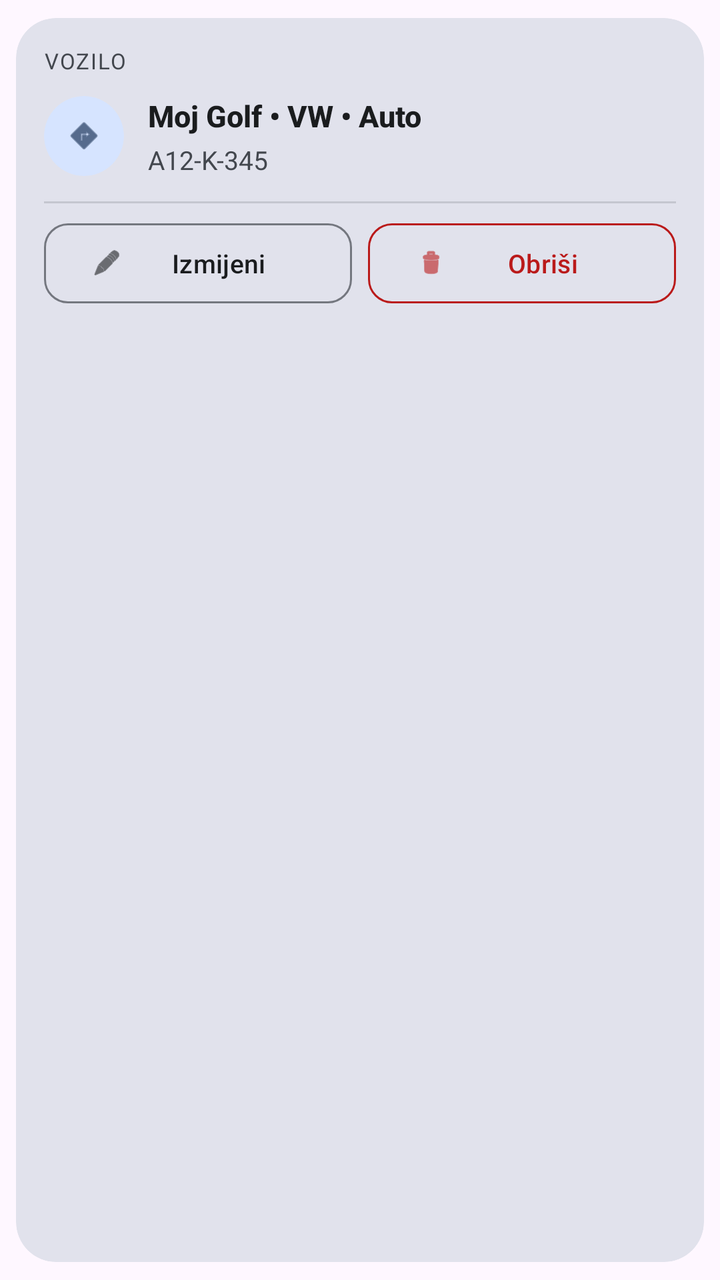
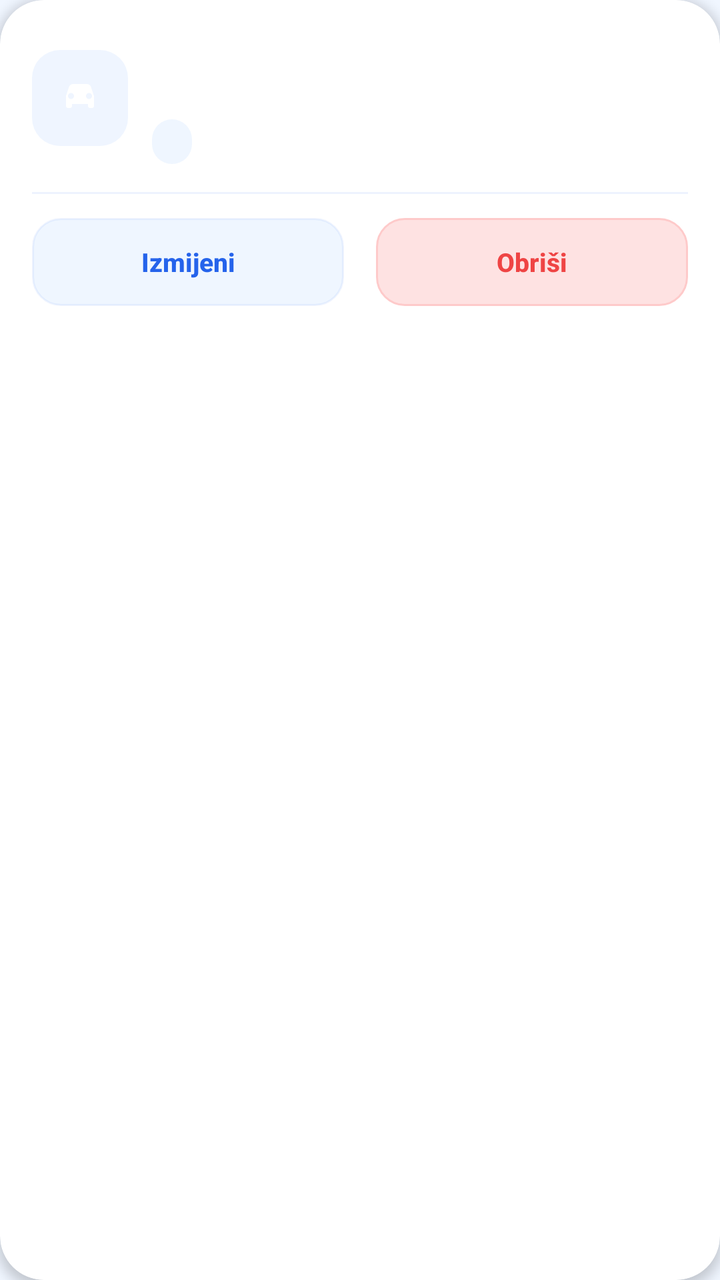

Two renders of the same Android screen: before a commit and after it. Below are the layout's source before the change and the commit's diff.
<!-- AndroidManifest.xml: application theme Theme.SmartParking -->
<!-- res/layout/row_vehicle_item.xml -->
<?xml version="1.0" encoding="utf-8"?>
<androidx.cardview.widget.CardView
    xmlns:android="http://schemas.android.com/apk/res/android"
    xmlns:app="http://schemas.android.com/apk/res-auto"
    android:id="@+id/cardVehicle"
    android:layout_width="match_parent"
    android:layout_height="wrap_content"
    android:layout_marginBottom="10dp"
    app:cardCornerRadius="20dp"
    app:cardElevation="0dp"
    app:cardUseCompatPadding="true"
    app:cardBackgroundColor="?attr/colorSurfaceVariant">

    <LinearLayout
        android:layout_width="match_parent"
        android:layout_height="wrap_content"
        android:orientation="vertical"
        android:padding="14dp">

        
        <TextView
            android:id="@+id/tvSection"
            android:layout_width="wrap_content"
            android:layout_height="wrap_content"
            android:text="Vozilo"
            android:textSize="11sp"
            android:textAllCaps="true"
            android:letterSpacing="0.06"
            android:textColor="?attr/colorOnSurfaceVariant"
            android:layout_marginBottom="10dp" />

        
        <LinearLayout
            android:layout_width="match_parent"
            android:layout_height="wrap_content"
            android:orientation="horizontal"
            android:gravity="center_vertical">

            
            <androidx.cardview.widget.CardView
                android:layout_width="40dp"
                android:layout_height="40dp"
                app:cardCornerRadius="20dp"
                app:cardElevation="0dp"
                app:cardBackgroundColor="?attr/colorPrimaryContainer">

                <ImageView
                    android:id="@+id/ivVehicle"
                    android:layout_width="20dp"
                    android:layout_height="20dp"
                    android:layout_gravity="center"
                    android:src="@android:drawable/ic_menu_directions"
                    android:contentDescription="Vozilo"
                    app:tint="?attr/colorOnPrimaryContainer" />
            </androidx.cardview.widget.CardView>

            <LinearLayout
                android:layout_width="0dp"
                android:layout_height="wrap_content"
                android:layout_weight="1"
                android:orientation="vertical"
                android:layout_marginStart="12dp">

                <TextView
                    android:id="@+id/tvTitle"
                    android:layout_width="match_parent"
                    android:layout_height="wrap_content"
                    android:text="Moj Golf • VW • Auto"
                    android:textSize="15sp"
                    android:textStyle="bold"
                    android:fontFamily="sans-serif-medium"
                    android:textColor="?attr/colorOnSurface"
                    android:maxLines="1"
                    android:ellipsize="end" />

                <TextView
                    android:id="@+id/tvSub"
                    android:layout_width="match_parent"
                    android:layout_height="wrap_content"
                    android:layout_marginTop="3dp"
                    android:text="A12-K-345"
                    android:textSize="13sp"
                    android:textColor="?attr/colorOnSurfaceVariant"
                    android:maxLines="1"
                    android:ellipsize="end" />

            </LinearLayout>

        </LinearLayout>

        
        <View
            android:layout_width="match_parent"
            android:layout_height="1dp"
            android:layout_marginTop="12dp"
            android:layout_marginBottom="10dp"
            android:background="?attr/colorOutlineVariant" />

        
        <LinearLayout
            android:layout_width="match_parent"
            android:layout_height="wrap_content"
            android:orientation="horizontal">

            <com.google.android.material.button.MaterialButton
                android:id="@+id/btnEdit"
                style="?attr/materialButtonOutlinedStyle"
                android:layout_width="0dp"
                android:layout_height="40dp"
                android:layout_weight="1"
                android:text="Izmijeni"
                android:textAllCaps="false"
                android:textSize="13sp"
                android:textColor="?attr/colorOnSurface"
                android:insetLeft="0dp"
                android:insetRight="0dp"
                android:insetTop="0dp"
                android:insetBottom="0dp"
                app:cornerRadius="12dp"
                app:strokeColor="?attr/colorOutline"
                app:strokeWidth="1dp"
                app:icon="@android:drawable/ic_menu_edit"
                app:iconSize="15dp"
                app:iconTint="?attr/colorOnSurface"
                app:iconPadding="6dp" />

            <Space
                android:layout_width="8dp"
                android:layout_height="wrap_content" />

            <com.google.android.material.button.MaterialButton
                android:id="@+id/btnDelete"
                style="?attr/materialButtonOutlinedStyle"
                android:layout_width="0dp"
                android:layout_height="40dp"
                android:layout_weight="1"
                android:text="Obriši"
                android:textAllCaps="false"
                android:textSize="13sp"
                android:textColor="?attr/colorError"
                android:insetLeft="0dp"
                android:insetRight="0dp"
                android:insetTop="0dp"
                android:insetBottom="0dp"
                app:cornerRadius="12dp"
                app:strokeColor="?attr/colorError"
                app:strokeWidth="1dp"
                app:icon="@android:drawable/ic_menu_delete"
                app:iconSize="15dp"
                app:iconTint="?attr/colorError"
                app:iconPadding="6dp" />

        </LinearLayout>

    </LinearLayout>

</androidx.cardview.widget.CardView>
<!-- resources referenced by this layout -->
<resources>
  <style name="Base.Theme.SmartParking" parent="Theme.Material3.DayNight.NoActionBar">
          <item name="colorPrimary">@color/md_theme_light_primary</item>
          <item name="colorOnPrimary">@color/md_theme_light_onPrimary</item>
          <item name="colorPrimaryContainer">@color/md_theme_light_primaryContainer</item>
          <item name="colorOnPrimaryContainer">@color/md_theme_light_onPrimaryContainer</item>
  
          <item name="colorSecondary">@color/md_theme_light_secondary</item>
          <item name="colorOnSecondary">@color/md_theme_light_onSecondary</item>
          <item name="colorSecondaryContainer">@color/md_theme_light_secondaryContainer</item>
          <item name="colorOnSecondaryContainer">@color/md_theme_light_onSecondaryContainer</item>
  
          <item name="colorTertiary">@color/md_theme_light_tertiary</item>
          <item name="colorOnTertiary">@color/md_theme_light_onTertiary</item>
          <item name="colorTertiaryContainer">@color/md_theme_light_tertiaryContainer</item>
          <item name="colorOnTertiaryContainer">@color/md_theme_light_onTertiaryContainer</item>
  
          <item name="colorError">@color/md_theme_light_error</item>
          <item name="colorOnError">@color/md_theme_light_onError</item>
          <item name="colorErrorContainer">@color/md_theme_light_errorContainer</item>
          <item name="colorOnErrorContainer">@color/md_theme_light_onErrorContainer</item>
  
          <item name="colorSurface">@color/md_theme_light_surface</item>
          <item name="colorOnSurface">@color/md_theme_light_onSurface</item>
          <item name="colorSurfaceVariant">@color/md_theme_light_surfaceVariant</item>
          <item name="colorOnSurfaceVariant">@color/md_theme_light_onSurfaceVariant</item>
  
          <item name="colorOutline">@color/md_theme_light_outline</item>
          <item name="colorOutlineVariant">@color/md_theme_light_outlineVariant</item>
  
          
          <item name="android:statusBarColor">@android:color/transparent</item>
          <item name="android:navigationBarColor">@android:color/transparent</item>
          <item name="android:windowLightStatusBar">true</item>
          <item name="android:windowLightNavigationBar">true</item>
  
          
          <item name="android:windowSoftInputMode">adjustResize</item>
      </style>
  <color name="md_theme_light_primary">#0066CC</color>
  <color name="md_theme_light_onPrimary">#FFFFFF</color>
  <color name="md_theme_light_primaryContainer">#D6E4FF</color>
  <color name="md_theme_light_onPrimaryContainer">#001A40</color>
  <color name="md_theme_light_secondary">#536878</color>
  <color name="md_theme_light_onSecondary">#FFFFFF</color>
  <color name="md_theme_light_secondaryContainer">#DCE3EA</color>
  <color name="md_theme_light_onSecondaryContainer">#111C24</color>
  <color name="md_theme_light_tertiary">#7A5900</color>
  <color name="md_theme_light_onTertiary">#FFFFFF</color>
  <color name="md_theme_light_tertiaryContainer">#FFDDAE</color>
  <color name="md_theme_light_onTertiaryContainer">#261900</color>
  <color name="md_theme_light_error">#BA1A1A</color>
  <color name="md_theme_light_onError">#FFFFFF</color>
  <color name="md_theme_light_errorContainer">#FFDAD6</color>
  <color name="md_theme_light_onErrorContainer">#410002</color>
  <color name="md_theme_light_surface">#FFFFFF</color>
  <color name="md_theme_light_onSurface">#1A1C1E</color>
  <color name="md_theme_light_surfaceVariant">#E1E2EC</color>
  <color name="md_theme_light_onSurfaceVariant">#43474E</color>
  <color name="md_theme_light_outline">#74777F</color>
  <color name="md_theme_light_outlineVariant">#C4C6CF</color>
  <!-- unchanged entries left out for length: 1 -->
</resources>

<!-- the commit's change to res/layout/row_vehicle_item.xml (unified diff, before → after) -->
@@ -2,32 +2,18 @@
 <androidx.cardview.widget.CardView
     xmlns:android="http://schemas.android.com/apk/res/android"
     xmlns:app="http://schemas.android.com/apk/res-auto"
-    android:id="@+id/cardVehicle"
     android:layout_width="match_parent"
     android:layout_height="wrap_content"
-    android:layout_marginBottom="10dp"
-    app:cardCornerRadius="20dp"
-    app:cardElevation="0dp"
-    app:cardUseCompatPadding="true"
-    app:cardBackgroundColor="?attr/colorSurfaceVariant">
+    android:layout_marginBottom="14dp"
+    app:cardCornerRadius="22dp"
+    app:cardElevation="3dp"
+    app:cardBackgroundColor="@color/white">
 
     <LinearLayout
         android:layout_width="match_parent"
         android:layout_height="wrap_content"
         android:orientation="vertical"
-        android:padding="14dp">
-
-        
-        <TextView
-            android:id="@+id/tvSection"
-            android:layout_width="wrap_content"
-            android:layout_height="wrap_content"
-            android:text="Vozilo"
-            android:textSize="11sp"
-            android:textAllCaps="true"
-            android:letterSpacing="0.06"
-            android:textColor="?attr/colorOnSurfaceVariant"
-            android:layout_marginBottom="10dp" />
+        android:padding="16dp">
 
         
         <LinearLayout
@@ -37,64 +23,94 @@
             android:gravity="center_vertical">
 
             
-            <androidx.cardview.widget.CardView
-                android:layout_width="40dp"
-                android:layout_height="40dp"
-                app:cardCornerRadius="20dp"
-                app:cardElevation="0dp"
-                app:cardBackgroundColor="?attr/colorPrimaryContainer">
+            <FrameLayout
+                android:layout_width="48dp"
+                android:layout_height="48dp"
+                android:layout_marginEnd="12dp">
+
+                <View
+                    android:id="@+id/vIconBg"
+                    android:layout_width="48dp"
+                    android:layout_height="48dp"
+                    android:background="@drawable/bg_vehicle_icon_tinted" />
 
                 <ImageView
-                    android:id="@+id/ivVehicle"
-                    android:layout_width="20dp"
-                    android:layout_height="20dp"
+                    android:id="@+id/ivVehicleColor"
+                    android:layout_width="24dp"
+                    android:layout_height="24dp"
                     android:layout_gravity="center"
-                    android:src="@android:drawable/ic_menu_directions"
-                    android:contentDescription="Vozilo"
-                    app:tint="?attr/colorOnPrimaryContainer" />
-            </androidx.cardview.widget.CardView>
+                    android:src="@drawable/ic_car"
+                    android:contentDescription="Vozilo" />
+            </FrameLayout>
 
+            
             <LinearLayout
                 android:layout_width="0dp"
                 android:layout_height="wrap_content"
                 android:layout_weight="1"
-                android:orientation="vertical"
-                android:layout_marginStart="12dp">
+                android:orientation="vertical">
 
                 <TextView
-                    android:id="@+id/tvTitle"
-                    android:layout_width="match_parent"
+                    android:id="@+id/tvVehicleNickname"
+                    android:layout_width="wrap_content"
                     android:layout_height="wrap_content"
-                    android:text="Moj Golf • VW • Auto"
+                    android:text=""
+                    android:textColor="@color/foreground"
                     android:textSize="15sp"
-                    android:textStyle="bold"
-                    android:fontFamily="sans-serif-medium"
-                    android:textColor="?attr/colorOnSurface"
-                    android:maxLines="1"
-                    android:ellipsize="end" />
+                    android:textStyle="bold" />
 
                 <TextView
-                    android:id="@+id/tvSub"
-                    android:layout_width="match_parent"
+                    android:id="@+id/tvVehicleBrand"
+                    android:layout_width="wrap_content"
                     android:layout_height="wrap_content"
-                    android:layout_marginTop="3dp"
-                    android:text="A12-K-345"
-                    android:textSize="13sp"
-                    android:textColor="?attr/colorOnSurfaceVariant"
-                    android:maxLines="1"
-                    android:ellipsize="end" />
+                    android:text=""
+                    android:textColor="@color/muted_foreground"
+                    android:textSize="12sp"
+                    android:layout_marginTop="1dp" />
 
+                
+                <TextView
+                    android:id="@+id/tvVehiclePlate"
+                    android:layout_width="wrap_content"
+                    android:layout_height="wrap_content"
+                    android:text=""
+                    android:textColor="@color/blue_600"
+                    android:textSize="12sp"
+                    android:textStyle="bold"
+                    android:letterSpacing="0.05"
+                    android:background="@drawable/bg_zone_badge_pill"
+                    android:paddingStart="10dp"
+                    android:paddingEnd="10dp"
+                    android:paddingTop="3dp"
+                    android:paddingBottom="3dp"
+                    android:layout_marginTop="6dp" />
             </LinearLayout>
 
+            
+            <TextView
+                android:id="@+id/tvDefaultBadge"
+                android:layout_width="wrap_content"
+                android:layout_height="wrap_content"
+                android:text="OSNOVNO"
+                android:textColor="@color/status_available_text"
+                android:textSize="9sp"
+                android:textStyle="bold"
+                android:letterSpacing="0.06"
+                android:background="@drawable/bg_default_badge"
+                android:paddingStart="8dp"
+                android:paddingEnd="8dp"
+                android:paddingTop="4dp"
+                android:paddingBottom="4dp"
+                android:visibility="gone" />
         </LinearLayout>
 
         
         <View
             android:layout_width="match_parent"
             android:layout_height="1dp"
-            android:layout_marginTop="12dp"
-            android:layout_marginBottom="10dp"
-            android:background="?attr/colorOutlineVariant" />
+            android:background="@color/brand_blue_border_faint"
+            android:layout_marginTop="14dp"
+            android:layout_marginBottom="12dp" />
 
         
         <LinearLayout
@@ -102,56 +118,36 @@
             android:layout_height="wrap_content"
             android:orientation="horizontal">
 
-            <com.google.android.material.button.MaterialButton
-                android:id="@+id/btnEdit"
-                style="?attr/materialButtonOutlinedStyle"
+            <androidx.appcompat.widget.AppCompatButton
+                android:id="@+id/btnEditVehicle"
                 android:layout_width="0dp"
-                android:layout_height="40dp"
+                android:layout_height="44dp"
                 android:layout_weight="1"
                 android:text="Izmijeni"
                 android:textAllCaps="false"
+                android:textColor="@color/blue_600"
                 android:textSize="13sp"
-                android:textColor="?attr/colorOnSurface"
-                android:insetLeft="0dp"
-                android:insetRight="0dp"
-                android:insetTop="0dp"
-                android:insetBottom="0dp"
-                app:cornerRadius="12dp"
-                app:strokeColor="?attr/colorOutline"
-                app:strokeWidth="1dp"
-                app:icon="@android:drawable/ic_menu_edit"
-                app:iconSize="15dp"
-                app:iconTint="?attr/colorOnSurface"
-                app:iconPadding="6dp" />
+                android:textStyle="bold"
+                android:background="@drawable/bg_btn_edit_vehicle"
+                android:backgroundTint="@null"
+                android:stateListAnimator="@null"
+                android:layout_marginEnd="8dp" />
 
-            <Space
-                android:layout_width="8dp"
-                android:layout_height="wrap_content" />
-
-            <com.google.android.material.button.MaterialButton
-                android:id="@+id/btnDelete"
-                style="?attr/materialButtonOutlinedStyle"
+            <androidx.appcompat.widget.AppCompatButton
+                android:id="@+id/btnDeleteVehicle"
                 android:layout_width="0dp"
-                android:layout_height="40dp"
+                android:layout_height="44dp"
                 android:layout_weight="1"
                 android:text="Obriši"
                 android:textAllCaps="false"
+                android:textColor="@color/destructive"
                 android:textSize="13sp"
-                android:textColor="?attr/colorError"
-                android:insetLeft="0dp"
-                android:insetRight="0dp"
-                android:insetTop="0dp"
-                android:insetBottom="0dp"
-                app:cornerRadius="12dp"
-                app:strokeColor="?attr/colorError"
-                app:strokeWidth="1dp"
-                app:icon="@android:drawable/ic_menu_delete"
-                app:iconSize="15dp"
-                app:iconTint="?attr/colorError"
-                app:iconPadding="6dp" />
-
+                android:textStyle="bold"
+                android:background="@drawable/bg_btn_delete_vehicle"
+                android:backgroundTint="@null"
+                android:stateListAnimator="@null"
+                android:layout_marginStart="8dp" />
         </LinearLayout>
-
     </LinearLayout>
 
 </androidx.cardview.widget.CardView>
<!-- resource entries referenced after the edit -->
@@ -1,65 +1,108 @@
 <!-- resources referenced by this layout -->
 <resources>
+  <color name="blue_600">#2563EB</color>
+  <color name="brand_blue_border_faint">#142563EB</color>
+  <color name="destructive">#EF4444</color>
+  <color name="foreground">#0F1C35</color>
+  <color name="muted_foreground">#64748B</color>
+  <color name="status_available_text">#16A34A</color>
+  <color name="white">#FFFFFF</color>
+  <!-- drawable bg_btn_delete_vehicle (drawable) -->
+  <?xml version="1.0" encoding="utf-8"?>
+  <shape xmlns:android="http://schemas.android.com/apk/res/android"
+      android:shape="rectangle">
+      <corners android:radius="14dp" />
+      <solid android:color="@color/red_100" />
+      <stroke android:width="1dp" android:color="@color/red_200" />
+  </shape>
+  <!-- drawable bg_btn_edit_vehicle (drawable) -->
+  <?xml version="1.0" encoding="utf-8"?>
+  <shape xmlns:android="http://schemas.android.com/apk/res/android"
+      android:shape="rectangle">
+      <corners android:radius="14dp" />
+      <solid android:color="@color/blue_50" />
+      <stroke android:width="1dp" android:color="@color/brand_blue_border_faint" />
+  </shape>
+  <!-- drawable bg_default_badge (drawable) -->
+  <?xml version="1.0" encoding="utf-8"?>
+  <shape xmlns:android="http://schemas.android.com/apk/res/android"
+      android:shape="rectangle">
+      <corners android:radius="12dp" />
+      <solid android:color="@color/green_100" />
+      <stroke android:width="1dp" android:color="#4022C55E" />
+  </shape>
+  <!-- drawable bg_vehicle_icon_tinted (drawable) -->
+  <?xml version="1.0" encoding="utf-8"?>
+  <shape xmlns:android="http://schemas.android.com/apk/res/android"
+      android:shape="rectangle">
+      <corners android:radius="14dp" />
+      <solid android:color="#153B82F6" />
+  </shape>
+  <!-- drawable bg_zone_badge_pill (drawable) -->
+  <?xml version="1.0" encoding="utf-8"?>
+  <shape xmlns:android="http://schemas.android.com/apk/res/android"
+      android:shape="rectangle">
+  
+      <corners android:radius="20dp" />
+  
+      <solid android:color="#EFF6FF" />
+  
+  </shape>
+  <!-- drawable ic_car (drawable) -->
+  <vector xmlns:android="http://schemas.android.com/apk/res/android"
+      android:width="24dp" android:height="24dp"
+      android:viewportWidth="24" android:viewportHeight="24">
+      <path android:fillColor="#FFFFFF"
+          android:pathData="M5,11 L6.5,6.5 C6.8,5.6 7.6,5 8.6,5 L15.4,5 C16.4,5 17.2,5.6 17.5,6.5 L19,11 L19,16 C19,16.6 18.6,17 18,17 L17,17 C16.4,17 16,16.6 16,16 L16,15 L8,15 L8,16 C8,16.6 7.6,17 7,17 L6,17 C5.4,17 5,16.6 5,16 Z M7.5,12.5 C8.3,12.5 9,11.8 9,11 C9,10.2 8.3,9.5 7.5,9.5 C6.7,9.5 6,10.2 6,11 C6,11.8 6.7,12.5 7.5,12.5 Z M16.5,12.5 C17.3,12.5 18,11.8 18,11 C18,10.2 17.3,9.5 16.5,9.5 C15.7,9.5 15,10.2 15,11 C15,11.8 15.7,12.5 16.5,12.5 Z" />
+  </vector>
+  <color name="red_100">#FEE2E2</color>
+  <color name="red_200">#FECACA</color>
+  <color name="blue_50">#EFF6FF</color>
+  <color name="green_100">#DCFCE7</color>
   <style name="Base.Theme.SmartParking" parent="Theme.Material3.DayNight.NoActionBar">
-          <item name="colorPrimary">@color/md_theme_light_primary</item>
-          <item name="colorOnPrimary">@color/md_theme_light_onPrimary</item>
-          <item name="colorPrimaryContainer">@color/md_theme_light_primaryContainer</item>
-          <item name="colorOnPrimaryContainer">@color/md_theme_light_onPrimaryContainer</item>
+          
+          <item name="colorPrimary">@color/blue_600</item>
+          <item name="colorOnPrimary">@color/white</item>
+          <item name="colorPrimaryContainer">@color/blue_50</item>
+          <item name="colorOnPrimaryContainer">@color/blue_700</item>
   
-          <item name="colorSecondary">@color/md_theme_light_secondary</item>
-          <item name="colorOnSecondary">@color/md_theme_light_onSecondary</item>
-          <item name="colorSecondaryContainer">@color/md_theme_light_secondaryContainer</item>
-          <item name="colorOnSecondaryContainer">@color/md_theme_light_onSecondaryContainer</item>
+          <item name="colorSecondary">@color/blue_700</item>
+          <item name="colorOnSecondary">@color/white</item>
+          <item name="colorSecondaryContainer">@color/blue_100</item>
+          <item name="colorOnSecondaryContainer">@color/blue_700</item>
   
-          <item name="colorTertiary">@color/md_theme_light_tertiary</item>
-          <item name="colorOnTertiary">@color/md_theme_light_onTertiary</item>
-          <item name="colorTertiaryContainer">@color/md_theme_light_tertiaryContainer</item>
-          <item name="colorOnTertiaryContainer">@color/md_theme_light_onTertiaryContainer</item>
+          <item name="colorTertiary">@color/amber_700</item>
+          <item name="colorOnTertiary">@color/white</item>
+          <item name="colorTertiaryContainer">@color/amber_100</item>
+          <item name="colorOnTertiaryContainer">@color/amber_700</item>
   
-          <item name="colorError">@color/md_theme_light_error</item>
-          <item name="colorOnError">@color/md_theme_light_onError</item>
-          <item name="colorErrorContainer">@color/md_theme_light_errorContainer</item>
-          <item name="colorOnErrorContainer">@color/md_theme_light_onErrorContainer</item>
+          <item name="colorError">@color/destructive</item>
+          <item name="colorOnError">@color/white</item>
+          <item name="colorErrorContainer">@color/red_100</item>
+          <item name="colorOnErrorContainer">@color/status_full_text</item>
   
-          <item name="colorSurface">@color/md_theme_light_surface</item>
-          <item name="colorOnSurface">@color/md_theme_light_onSurface</item>
-          <item name="colorSurfaceVariant">@color/md_theme_light_surfaceVariant</item>
-          <item name="colorOnSurfaceVariant">@color/md_theme_light_onSurfaceVariant</item>
+          <item name="colorSurface">@color/white</item>
+          <item name="colorOnSurface">@color/foreground</item>
+          <item name="colorSurfaceVariant">@color/blue_50</item>
+          <item name="colorOnSurfaceVariant">@color/muted_foreground</item>
+          <item name="colorOutline">@color/border</item>
+          <item name="colorOutlineVariant">@color/border_light</item>
+          <item name="android:colorBackground">@color/background</item>
   
-          <item name="colorOutline">@color/md_theme_light_outline</item>
-          <item name="colorOutlineVariant">@color/md_theme_light_outlineVariant</item>
-  
-          
           <item name="android:statusBarColor">@android:color/transparent</item>
           <item name="android:navigationBarColor">@android:color/transparent</item>
           <item name="android:windowLightStatusBar">true</item>
-          <item name="android:windowLightNavigationBar">true</item>
-  
-          
+          <item name="android:windowLightNavigationBar" tools:targetApi="o_mr1">true</item>
           <item name="android:windowSoftInputMode">adjustResize</item>
       </style>
-  <color name="md_theme_light_primary">#0066CC</color>
-  <color name="md_theme_light_onPrimary">#FFFFFF</color>
-  <color name="md_theme_light_primaryContainer">#D6E4FF</color>
-  <color name="md_theme_light_onPrimaryContainer">#001A40</color>
-  <color name="md_theme_light_secondary">#536878</color>
-  <color name="md_theme_light_onSecondary">#FFFFFF</color>
-  <color name="md_theme_light_secondaryContainer">#DCE3EA</color>
-  <color name="md_theme_light_onSecondaryContainer">#111C24</color>
-  <color name="md_theme_light_tertiary">#7A5900</color>
-  <color name="md_theme_light_onTertiary">#FFFFFF</color>
-  <color name="md_theme_light_tertiaryContainer">#FFDDAE</color>
-  <color name="md_theme_light_onTertiaryContainer">#261900</color>
-  <color name="md_theme_light_error">#BA1A1A</color>
-  <color name="md_theme_light_onError">#FFFFFF</color>
-  <color name="md_theme_light_errorContainer">#FFDAD6</color>
-  <color name="md_theme_light_onErrorContainer">#410002</color>
-  <color name="md_theme_light_surface">#FFFFFF</color>
-  <color name="md_theme_light_onSurface">#1A1C1E</color>
-  <color name="md_theme_light_surfaceVariant">#E1E2EC</color>
-  <color name="md_theme_light_onSurfaceVariant">#43474E</color>
-  <color name="md_theme_light_outline">#74777F</color>
-  <color name="md_theme_light_outlineVariant">#C4C6CF</color>
+  <color name="blue_700">#1D4ED8</color>
+  <color name="blue_100">#DBEAFE</color>
+  <color name="amber_700">#B45309</color>
+  <color name="amber_100">#FEF3C7</color>
+  <color name="status_full_text">#DC2626</color>
+  <color name="border">#1E2563EB</color>
+  <color name="border_light">#0F2563EB</color>
+  <color name="background">#F0F6FF</color>
   <!-- unchanged entries left out for length: 1 -->
 </resources>
 
